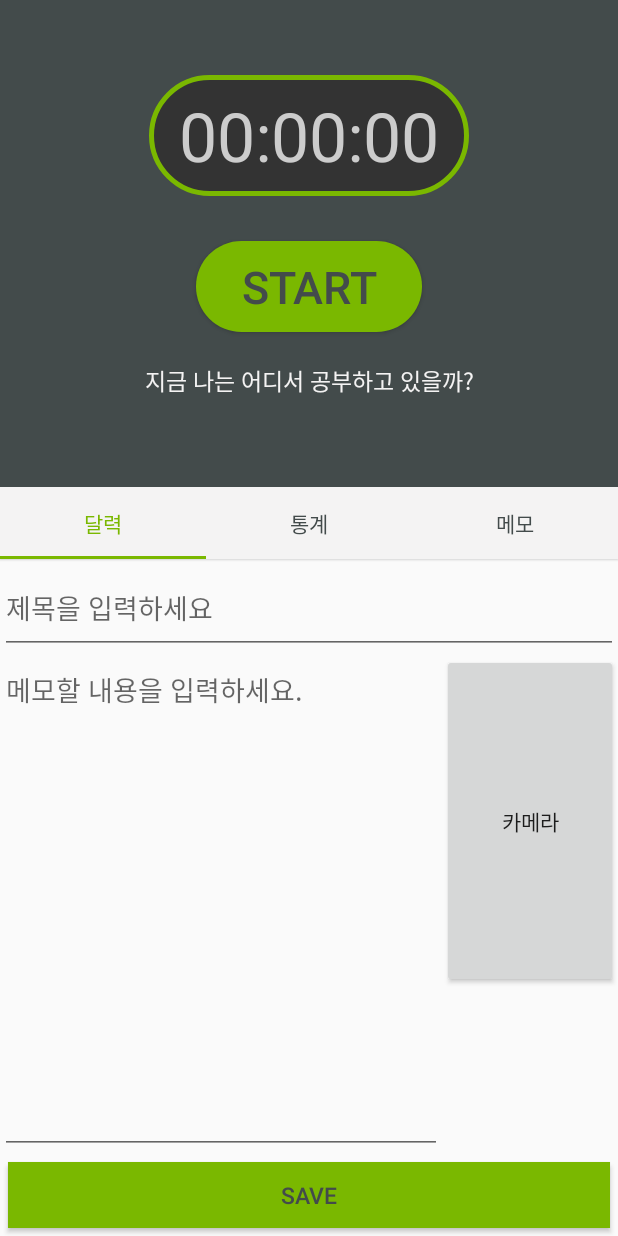
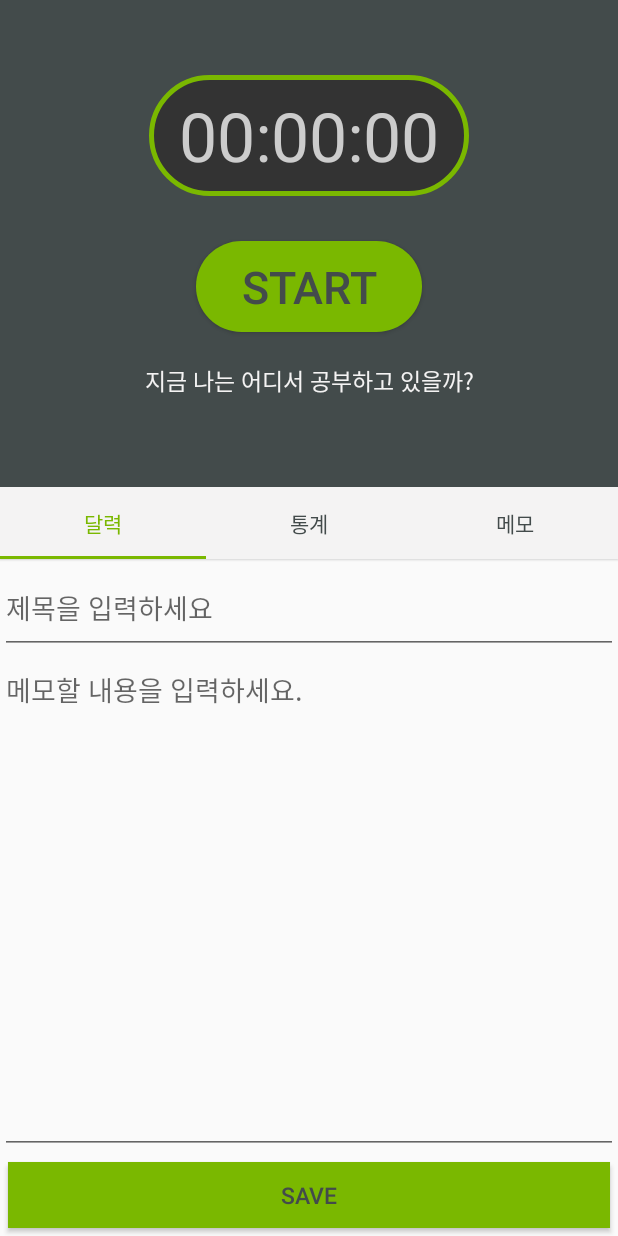
Before and after one commit to KooMinJun/TermProject, an Android app: the fragment Fragment3 placed in its activity, on a phone screen of 412 x 824 dp. Run offline under Robolectric (Android 15) with nearby library versions, the phone set to English and light mode, and no system bars.

Commit message:
Term project, 12/17 : 메모장을 저장하는 데이터베이스 객체생성

```diff
--- a/TermProject/src/main/AndroidManifest.xml
+++ b/TermProject/src/main/AndroidManifest.xml
@@ -6,7 +6,8 @@
     <uses-permission android:name="android.permission.ACCESS_COARSE_LOCATION" />
     <uses-permission android:name="android.permission.ACCESS_FINE_LOCATION" />
 
-
+    <!--카메라 접근 권한 요청-->
+    <uses-permission android:name="android.permission.WRITE_EXTERNAL_STORAGE" />
 
     <!--화면권한-->
     <uses-permission android:name="android.permission.WAKE_LOCK"/>
--- a/TermProject/src/main/java/my/kmucs/com/koo_timer/Fragment3.java
+++ b/TermProject/src/main/java/my/kmucs/com/koo_timer/Fragment3.java
@@ -4,24 +4,88 @@ package my.kmucs.com.koo_timer;
  * Created by Koo on 2016-12-01.
  */
 
+import android.database.sqlite.SQLiteDatabase;
+import android.icu.util.Calendar;
+import android.icu.util.GregorianCalendar;
+import android.icu.util.TimeZone;
+import android.os.Build;
 import android.os.Bundle;
 import android.support.annotation.Nullable;
+import android.support.annotation.RequiresApi;
 import android.support.v4.app.Fragment;
+import android.util.Log;
 import android.view.LayoutInflater;
 import android.view.View;
 import android.view.ViewGroup;
+import android.widget.Button;
+import android.widget.EditText;
 
 /**
  * Created by Koo on 2016-11-21.
  */
 
 public class Fragment3 extends Fragment {
+    MytextDB myTextDB;
+    SQLiteDatabase sqlite;
+    String sql;
 
+    Calendar cal;
+    TimeZone timeZone;
+    int year, month, day, hour, min, sec;
+
+    EditText edtTitle, edtBody;
+    Button btnSave;
+    String titleStr, bodyStr;
+
+
+    @RequiresApi(api = Build.VERSION_CODES.N)
     @Nullable
     @Override
     public View onCreateView(LayoutInflater inflater, @Nullable ViewGroup container, @Nullable Bundle savedInstanceState) {
         ViewGroup rootView = (ViewGroup)inflater.inflate(R.layout.fragment3, container, false);
 
+        edtTitle = (EditText) rootView.findViewById(R.id.editTitle);
+        edtBody = (EditText)rootView.findViewById(R.id.editBody);
+        btnSave = (Button)rootView.findViewById(R.id.memoSaveBtn);
+
+        myTextDB = new MytextDB(getContext());
+
+
+        cal = new GregorianCalendar();
+        timeZone = TimeZone.getTimeZone("Asia/Seoul");
+        cal.setTimeZone(timeZone);
+
+        btnSave.setOnClickListener(new View.OnClickListener() {
+            @Override
+            public void onClick(View v) {
+                sqlite = myTextDB.getWritableDatabase();
+
+                titleStr = edtTitle.getText().toString();
+                bodyStr = edtBody.getText().toString();
+                year = cal.get(Calendar.YEAR);
+                month = cal.get(Calendar.MONTH) + 1;
+                day = cal.get(Calendar.DAY_OF_MONTH);
+                hour = cal.get(Calendar.HOUR);
+                min = cal.get(Calendar.MINUTE);
+                sec = cal.get(Calendar.SECOND);
+
+                sql = "INSERT INTO MemoTable(year, month, day, hour, min, sec, title, body) VALUES('" +year+"', '"+month+"', '" +day+ "', '" +hour+"', '" +min+ "','"+ sec+"', '"+titleStr+"', '"+bodyStr+"')";
+                sqlite.execSQL(sql);
+                Log.e("ssssssssss", sql);
+
+                sqlite.close();
+
+
+
+            }
+        });
+
+
+
+
+
         return rootView;
+
     }
+
 }
--- /dev/null
+++ b/TermProject/src/main/java/my/kmucs/com/koo_timer/MytextDB.java
@@ -0,0 +1,35 @@
+package my.kmucs.com.koo_timer;
+
+import android.content.Context;
+import android.database.sqlite.SQLiteDatabase;
+import android.database.sqlite.SQLiteOpenHelper;
+
+/**
+ * Created by Koo on 2016-12-01.
+ */
+
+public class MytextDB extends SQLiteOpenHelper {
+    public MytextDB(Context context){
+        super(context, "MemoTable", null, 1); //1번 버전을 만든다.
+    }
+
+    @Override //최초실행시
+    public void onCreate(SQLiteDatabase db) {
+        //최초 DB 만들때만 실행
+        String sql = "CREATE TABLE MemoTable(_id INTEGER PRIMARY KEY AUTOINCREMENT, year INTEGER, month INTEGER, day INTEGER, hour INTEGER, min INTEGER, sec INTEGER, title TEXT, body TEXT)"; //table 이름 : timeRecord
+
+        //sql실행
+        db.execSQL(sql);
+
+    }
+
+    @Override //업데이트할때
+    public void onUpgrade(SQLiteDatabase db, int oldVersion, int newVersion) {
+        //버젼에 업그레이드가 있을때
+        String sql = "DROP TABLE IF EXISTS MemoTable"; //만약 timeRecord이라는 테이블이 존재한다면 TABLE을 날려버려라!
+        db.execSQL(sql);
+
+        //날려버리고 새로 실행하는 것이 필요하다
+        onCreate(db);
+    }
+}
--- a/TermProject/src/main/res/layout/fragment3.xml
+++ b/TermProject/src/main/res/layout/fragment3.xml
@@ -31,24 +31,6 @@
             android:layout_height="match_parent"
             android:hint="메모할 내용을 입력하세요."
             android:gravity="top"/>
-        <LinearLayout
-            android:layout_weight="5"
-            android:orientation="vertical"
-            android:layout_width="match_parent"
-            android:layout_height="match_parent">
-            <Button
-                android:id="@+id/cameraBtn"
-                android:layout_weight="1"
-                android:layout_width="match_parent"
-                android:layout_height="match_parent"
-                android:text="카메라"/>
-            <ImageView
-                android:id="@+id/imageView"
-                android:layout_weight="2"
-                android:layout_width="match_parent"
-                android:layout_height="match_parent" />
-
-        </LinearLayout>
 
     </LinearLayout>
 
@@ -60,6 +42,7 @@
         android:layout_height="match_parent">
 
         <Button
+            android:id="@+id/memoSaveBtn"
             android:background="@drawable/button_shape_fragment"
             android:layout_margin="5dp"
             android:layout_width="match_parent"
```
Also changed, not shown: 58 other files.
